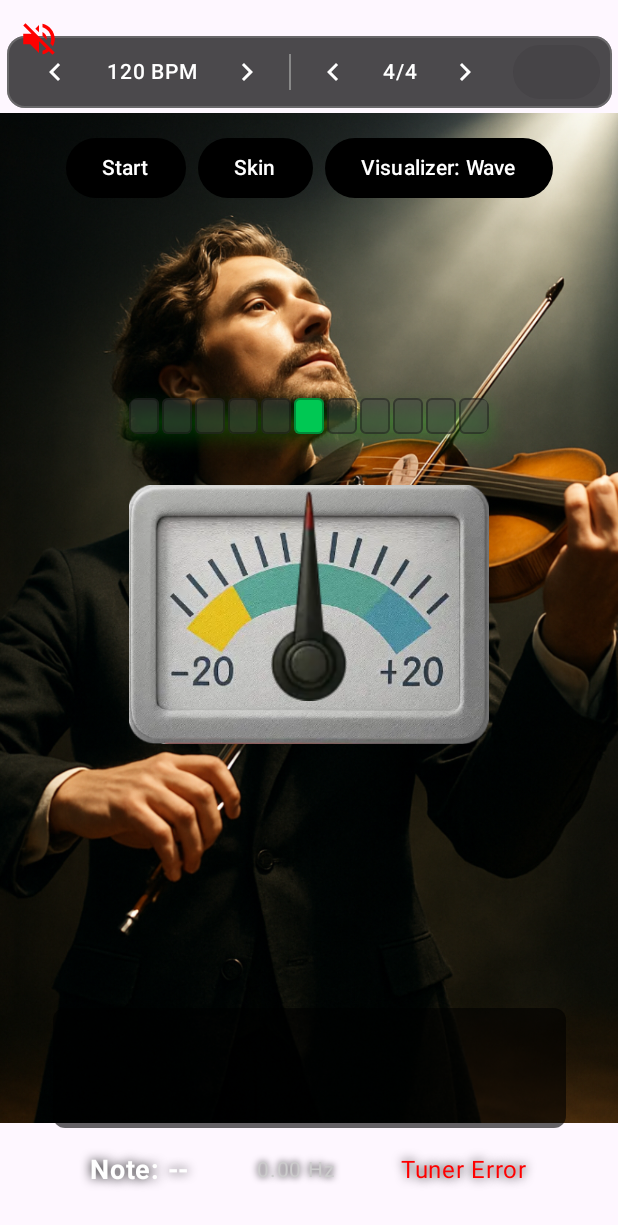
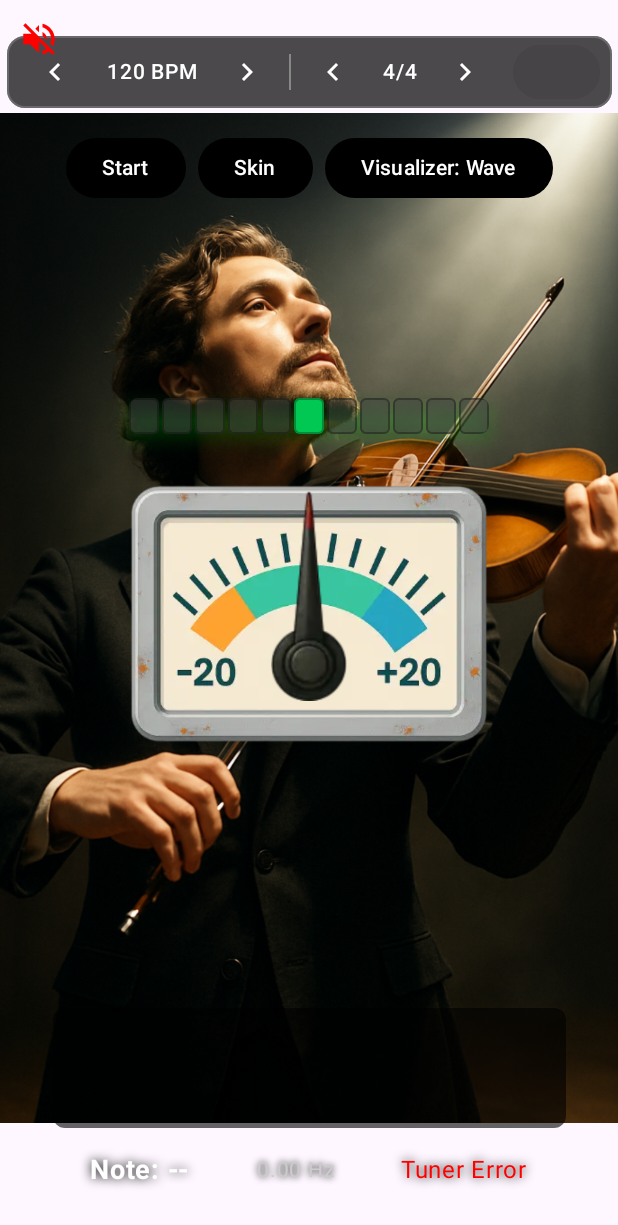
Before and after one commit to oozye1/violin4, an Android app built with Jetpack Compose: the screen it shows after launch (MainActivity), after a tap on "Skin", on a phone screen of 412 x 824 dp. Shown: the top 1225 px of the screen. Run offline under Robolectric (Android 15) with nearby library versions, the phone set to English and light mode, and no system bars; our stand-ins replace AdMob; 4 statements that could not run were skipped; 1 other tap on this screen came first.

Commit message:
first save

```diff
--- a/app/src/main/java/com/example/nativeguitartuner/MainActivity.kt
+++ b/app/src/main/java/com/example/nativeguitartuner/MainActivity.kt
@@ -158,7 +158,7 @@ class MainActivity : ComponentActivity() {
             R.drawable.violin1, R.drawable.violin2, R.drawable.violin3, R.drawable.violin4, R.drawable.violin5, R.drawable.violin6,
             R.drawable.violin7, R.drawable.violin8, R.drawable.violin9, R.drawable.violin10
         )
-        vduImages = listOf(R.drawable.dial2, R.drawable.dial3, R.drawable.dial4, R.drawable.dial)
+        vduImages = listOf(R.drawable.dial2, R.drawable.dial3, R.drawable.dial3, R.drawable.dial4)
         timeSignatures = listOf("4/4", "3/4", "6/8", "2/4", "5/4")
         noteFrequencies = listOf(82.41f to "E2", 110.00f to "A2", 146.83f to "D3", 196.00f to "G3", 246.94f to "B3", 329.63f to "E4")
 
```
